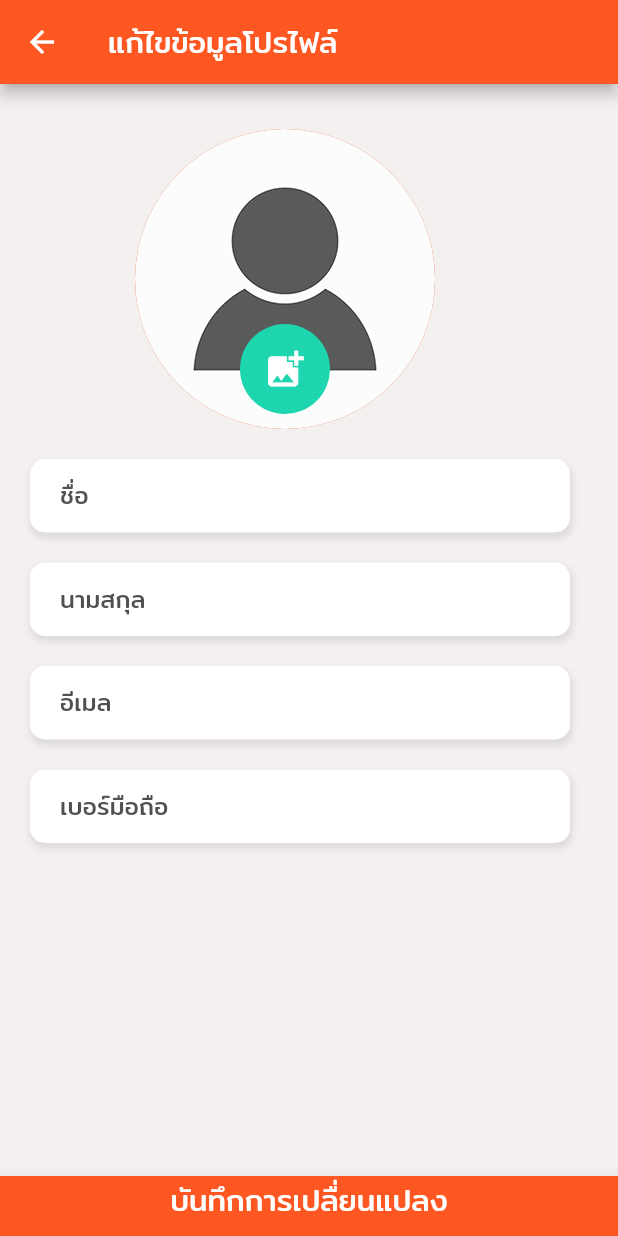
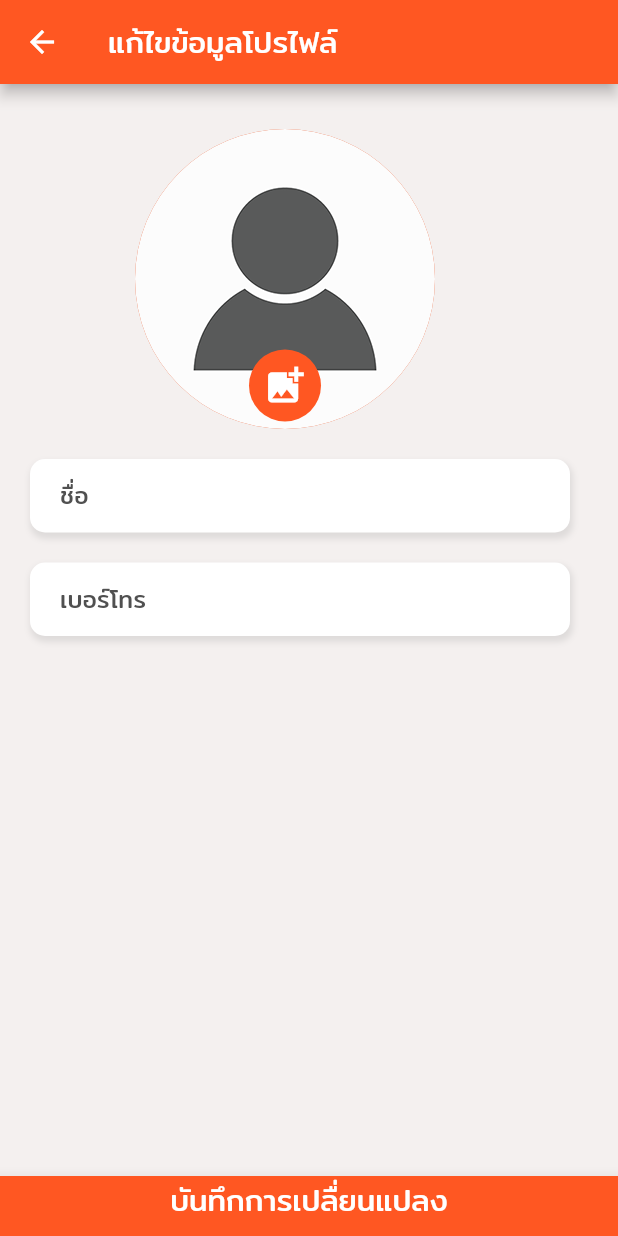
Before and after one commit to KitisakChalongjan/Exshange, a Flutter app: the EditProfileScreen screen opened by its route, on a phone screen of 412 x 824 dp. Run offline on Flutter 3.47's test engine with Material 2 defaults, Android fonts, the phone set to English and light mode, and no system bars; our stand-ins replace cloud_firestore, firebase_auth, firebase_core, firebase_storage, geolocator, image_picker and 1 more; accounts and stored records are empty.

Commit message:
fix some bug and add loading screen in many screen and add feature editprofile screen

```diff
--- a/lib/helpers/geolocator.dart
+++ b/lib/helpers/geolocator.dart
@@ -1,6 +1,8 @@
 import 'package:geolocator/geolocator.dart';
 
 class GeolocatorHelper {
+
+
   Future<Position> determinePosition() async {
     bool serviceEnabled;
     LocationPermission permission;
--- a/lib/main.dart
+++ b/lib/main.dart
@@ -166,7 +166,7 @@ class Authenticate extends StatelessWidget {
 
   @override
   Widget build(BuildContext context) {
-    final firebaseUser = Provider.of<User?>(context);
+    final firebaseUser = context.watch<User?>();
     if (firebaseUser != null) {
       return FutureBuilder(
         future: Future.wait([
--- a/lib/models/user.dart
+++ b/lib/models/user.dart
@@ -76,12 +76,16 @@ class UserModel {
     Map<String, dynamic> data,
     List<QueryDocumentSnapshot<Map<String, dynamic>>> dataAddress,
   ) {
+    print('startFromMap');
     List<Map<String, dynamic>> addresses = [];
     for (var element in dataAddress) {
+      print('startFromMapFor');
       var addressData = element.data();
       addressData.addEntries(<String, dynamic>{'addressId': element.id}.entries);
       addresses.add(addressData);
+      print('endFromMapFor');
     }
+    print('endFromMap');
     return UserModel(
         uid,
         data['email'],
@@ -90,7 +94,7 @@ class UserModel {
         addresses,
         data['tradeCount'],
         data['donateCount'],
-        data['rating'],
+        (data['rating'] as int).toDouble(),
         data['favoriteCategories'],
         data['favoriteItems'],
         data['profileImageUrl'],
--- a/lib/screens/home/item_overview_screen.dart
+++ b/lib/screens/home/item_overview_screen.dart
@@ -121,13 +121,14 @@ class _ItemOverviewScreenState extends State<ItemOverviewScreen> {
               padding: EdgeInsets.all(5),
               child: filteredItems.isEmpty
                   ? Center(
-                      child: CircularProgressIndicator(),
+                      child: Text('ไม่พบสิ่งของที่ต้องการ',
+                          style: Theme.of(context).textTheme.subtitle2),
                     )
                   : FutureBuilder(
                       future: GeolocatorHelper().determinePosition(),
                       builder: ((context, snapshot) {
                         if (!snapshot.hasData) {
-                          print('loading');
+                          print('loading position');
                           return Center(
                             child: CircularProgressIndicator(),
                           );
--- a/lib/screens/profile/edit_profile_screen.dart
+++ b/lib/screens/profile/edit_profile_screen.dart
@@ -24,10 +24,14 @@ class EditProfileScreen extends StatefulWidget {
 class _EditProfileScreenState extends State<EditProfileScreen> {
   FirebaseFirestore db = FirebaseFirestore.instance;
   final storageRef = FirebaseStorage.instance.ref();
+  TextEditingController _userNameController = TextEditingController();
+  TextEditingController _userPhoneController = TextEditingController();
 
   final ImagePicker imagePicker = ImagePicker();
   ImageProvider? img;
   File? imgFile;
+
+  var isLoading = false;
 
   @override
   void initState() {
@@ -41,13 +45,18 @@ class _EditProfileScreenState extends State<EditProfileScreen> {
 
   @override
   Widget build(BuildContext context) {
-    var currentUser = context.read<Authentication>().currentUser;
+    var currentUser = context.read<Authentication>().currentUser!;
     return Scaffold(
       backgroundColor: Theme.of(context).backgroundColor,
       appBar: AppBar(
         title: Text('แก้ไขข้อมูลโปรไฟล์'),
       ),
-      body: Column(
+      body: isLoading
+          ? Center(
+              child: CircularProgressIndicator(),
+            )
+          : SingleChildScrollView(
+              child: Column(
                 children: [
                   Container(
                     margin: EdgeInsets.only(top: 30),
@@ -62,7 +71,9 @@ class _EditProfileScreenState extends State<EditProfileScreen> {
                           ),
                         ),
                         Container(
-                  margin: EdgeInsets.only(bottom: 10),
+                          margin: EdgeInsets.only(
+                            bottom: 5,
+                          ),
                           child: GestureDetector(
                             onTap: (() async {
                               XFile? images = await imagePicker.pickImage(
@@ -78,8 +89,8 @@ class _EditProfileScreenState extends State<EditProfileScreen> {
                               }
                             }),
                             child: CircleAvatar(
-                      backgroundColor: Theme.of(context).accentColor,
-                      radius: 30,
+                              backgroundColor: Theme.of(context).primaryColor,
+                              radius: 24,
                               child: Icon(
                                 Icons.add_photo_alternate,
                                 color: Colors.white,
@@ -117,10 +128,12 @@ class _EditProfileScreenState extends State<EditProfileScreen> {
                         enabledBorder: InputBorder.none,
                         errorBorder: InputBorder.none,
                         disabledBorder: InputBorder.none,
-                  hintText: "ชื่อ"),
+                        hintText: "ชื่อ",
+                      ),
                       minLines: 1,
                       maxLines: 2,
                       style: Theme.of(context).textTheme.subtitle2,
+                      controller: _userNameController,
                     ),
                   ),
                   Container(
@@ -149,80 +162,25 @@ class _EditProfileScreenState extends State<EditProfileScreen> {
                         enabledBorder: InputBorder.none,
                         errorBorder: InputBorder.none,
                         disabledBorder: InputBorder.none,
-                  hintText: "นามสกุล"),
+                        hintText: "เบอร์โทร",
+                      ),
                       minLines: 1,
                       maxLines: 2,
                       style: Theme.of(context).textTheme.subtitle2,
+                      controller: _userPhoneController,
                     ),
                   ),
-          Container(
-            margin: EdgeInsets.only(
-              top: 20,
-              left: 20,
-            ),
-            decoration: BoxDecoration(
-              boxShadow: [
-                BoxShadow(
-                  color: Colors.grey.withOpacity(0.25),
-                  spreadRadius: 1,
-                  blurRadius: 3,
-                  offset: Offset(1, 3),
-                ),
-              ],
-              color: Colors.white,
-              borderRadius: BorderRadius.circular(10),
-            ),
-            width: 360,
-            padding: EdgeInsets.symmetric(horizontal: 20),
-            child: TextFormField(
-              decoration: InputDecoration(
-                  border: InputBorder.none,
-                  focusedBorder: InputBorder.none,
-                  enabledBorder: InputBorder.none,
-                  errorBorder: InputBorder.none,
-                  disabledBorder: InputBorder.none,
-                  hintText: "อีเมล"),
-              minLines: 1,
-              maxLines: 2,
-              style: Theme.of(context).textTheme.subtitle2,
-            ),
-          ),
-          Container(
-            margin: EdgeInsets.only(
-              top: 20,
-              left: 20,
-            ),
-            decoration: BoxDecoration(
-              boxShadow: [
-                BoxShadow(
-                  color: Colors.grey.withOpacity(0.25),
-                  spreadRadius: 1,
-                  blurRadius: 3,
-                  offset: Offset(1, 3),
-                ),
-              ],
-              color: Colors.white,
-              borderRadius: BorderRadius.circular(10),
-            ),
-            width: 360,
-            padding: EdgeInsets.symmetric(horizontal: 20),
-            child: TextFormField(
-              decoration: InputDecoration(
-                  border: InputBorder.none,
-                  focusedBorder: InputBorder.none,
-                  enabledBorder: InputBorder.none,
-                  errorBorder: InputBorder.none,
-                  disabledBorder: InputBorder.none,
-                  hintText: "เบอร์มือถือ"),
-              minLines: 1,
-              maxLines: 2,
-              style: Theme.of(context).textTheme.subtitle2,
-            ),
+                  SizedBox(
+                    height: 30,
                   ),
                 ],
               ),
+            ),
       bottomNavigationBar: GestureDetector(
         onTap: (() async {
+          setState(() {
+            isLoading = true;
+          });
           var imgUrl;
           if (imgFile != null) {
             Reference imagesRef = storageRef.child('images/');
@@ -231,11 +189,25 @@ class _EditProfileScreenState extends State<EditProfileScreen> {
             await imageFileRef.putFile(imgFile!);
             imgUrl = await imageFileRef.getDownloadURL();
           }
-          await db
-              .collection('users')
-              .doc(currentUser!.uid)
-              .update({'profileImgUrl': imgUrl});
-          context.read<UserData>().fetchUserData(currentUser.uid);
+          if (imgFile == null) {
+            imgUrl =
+                'https://firebasestorage.googleapis.com/v0/b/exshange-project.appspot.com/o/images%2Fperson-icon.png?alt=media&token=e32d807b-eeaa-42cb-89e1-291c0af9e852';
+          }
+          await db.collection('users').doc(currentUser.uid).update({
+            'profileImageUrl': imgUrl,
+          });
+          if (_userNameController.text.trim() != '') {
+            await db.collection('users').doc(currentUser.uid).update({
+              'name': _userNameController.text.trim(),
+            });
+          }
+          if (_userPhoneController.text.trim() != '') {
+            await db.collection('users').doc(currentUser.uid).update({
+              'phone': _userPhoneController.text.trim(),
+            });
+          }
+          await context.read<UserData>().fetchUserData(currentUser.uid);
+          isLoading = false;
           Navigator.pop(context);
         }),
         child: BottomAppBar(
```
Also changed, not shown: lib/providers/authentication.dart (+6 -1 lines), lib/providers/user_data.dart (+5 -3 lines), lib/screens/home/add_item_screen.dart (+5 -4 lines), lib/screens/home/donate_screen.dart (+18 -6 lines), lib/screens/home/offer_screen.dart (+7 -6 lines), lib/screens/profile/my_deal_detail_screen.dart (+36 -9 lines), pubspec.lock. Lines whose indentation alone changed are shown as unchanged.
